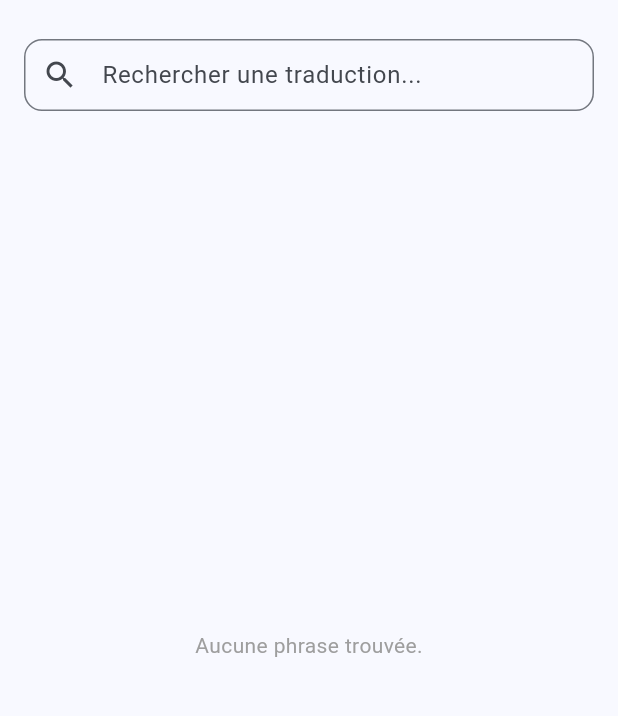
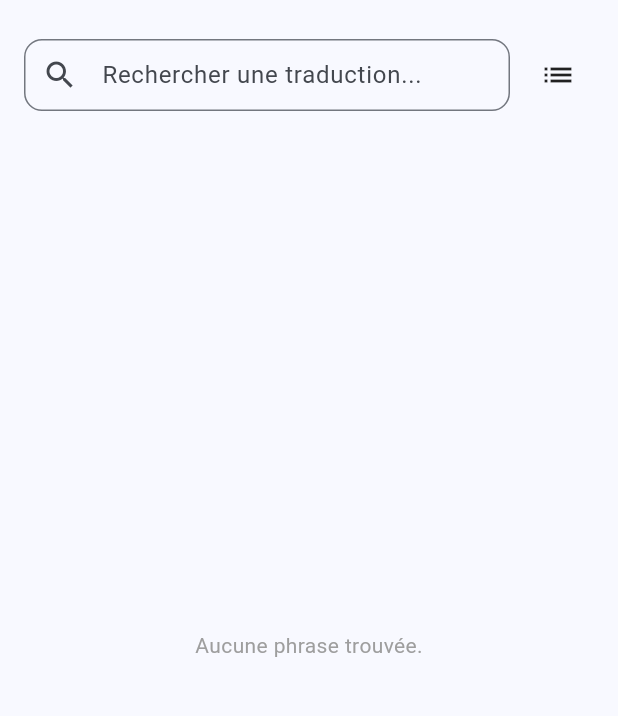
Before and after one commit to AdrienGrandpierre/japonais-app, a Flutter app: the AllPhrasesPage screen opened directly with empty values, on a phone screen of 412 x 824 dp, the part 63-779 px from its top. Run offline on Flutter 3.47's test engine with Material 3 defaults, Android fonts, the light colour scheme and no system bars; our stand-ins replace flutter_tts, shared_preferences; accounts and stored records are empty.

Commit message:
ajout menu groupe monde entrainement

```diff
--- a/lib/screens/all_phrases_page.dart
+++ b/lib/screens/all_phrases_page.dart
@@ -23,7 +23,9 @@ class AllPhrasesPage extends StatefulWidget {
 class _AllPhrasesPageState extends State<AllPhrasesPage> {
   final FlutterTts _tts = FlutterTts();
   final TextEditingController _searchController = TextEditingController();
+  final ScrollController _scrollController = ScrollController();
   String _searchQuery = '';
+  final Map<String, GlobalKey> _categoryKeys = {};
 
   @override
   void initState() {
@@ -35,6 +37,7 @@ class _AllPhrasesPageState extends State<AllPhrasesPage> {
   void dispose() {
     _tts.stop();
     _searchController.dispose();
+    _scrollController.dispose();
     super.dispose();
   }
 
@@ -72,11 +75,16 @@ class _AllPhrasesPageState extends State<AllPhrasesPage> {
       grouped.putIfAbsent(category, () => []).add(phrase);
     }
 
+    for (final category in grouped.keys) {
+      _categoryKeys.putIfAbsent(category, () => GlobalKey());
+    }
+
     final phraseList = grouped.entries
         .expand<Widget>(
           (entry) => [
             Text(
               entry.key,
+              key: _categoryKeys[entry.key],
               style: TextStyle(
                 fontSize: 22,
                 fontWeight: FontWeight.bold,
@@ -104,9 +112,13 @@ class _AllPhrasesPageState extends State<AllPhrasesPage> {
           children: [
             Padding(
               padding: const EdgeInsets.fromLTRB(16, 12, 16, 4),
+              child: Row(
+                children: [
+                  Expanded(
                     child: TextField(
                       controller: _searchController,
-                onChanged: (value) => setState(() => _searchQuery = value),
+                      onChanged: (value) =>
+                          setState(() => _searchQuery = value),
                       decoration: InputDecoration(
                         hintText: 'Rechercher une traduction...',
                         prefixIcon: const Icon(Icons.search),
@@ -122,8 +134,15 @@ class _AllPhrasesPageState extends State<AllPhrasesPage> {
                         border: OutlineInputBorder(
                           borderRadius: BorderRadius.circular(12),
                         ),
-                  contentPadding: const EdgeInsets.symmetric(vertical: 10),
+                        contentPadding: const EdgeInsets.symmetric(
+                          vertical: 10,
                         ),
+                      ),
+                    ),
+                  ),
+                  const SizedBox(width: 8),
+                  _buildCategoryMenuButton(grouped.keys.toList()),
+                ],
               ),
             ),
             Expanded(
@@ -135,7 +154,9 @@ class _AllPhrasesPageState extends State<AllPhrasesPage> {
                       ),
                     )
                   : ListView(
+                      controller: _scrollController,
                       padding: const EdgeInsets.fromLTRB(16, 8, 16, 16),
+                      cacheExtent: 100000,
                       children: phraseList,
                     ),
             ),
@@ -144,4 +165,34 @@ class _AllPhrasesPageState extends State<AllPhrasesPage> {
       ),
     );
   }
+
+  Widget _buildCategoryMenuButton(List<String> categories) {
+    return PopupMenuButton<String>(
+      icon: const Icon(Icons.list),
+      tooltip: 'Aller à un groupe',
+      onSelected: _scrollToCategory,
+      itemBuilder: (context) => categories
+          .map(
+            (category) =>
+                PopupMenuItem<String>(value: category, child: Text(category)),
+          )
+          .toList(),
+    );
   }
+
+  void _scrollToCategory(String category) {
+    // Wait for the popup menu's close animation so the key's context is stable.
+    Future.delayed(const Duration(milliseconds: 250), () {
+      final key = _categoryKeys[category];
+      final ctx = key?.currentContext;
+      if (ctx != null) {
+        Scrollable.ensureVisible(
+          ctx,
+          duration: const Duration(milliseconds: 300),
+          curve: Curves.easeInOut,
+          alignment: 0.0,
+        );
+      }
+    });
+  }
+}
```
Lines whose indentation alone changed are shown as unchanged.
